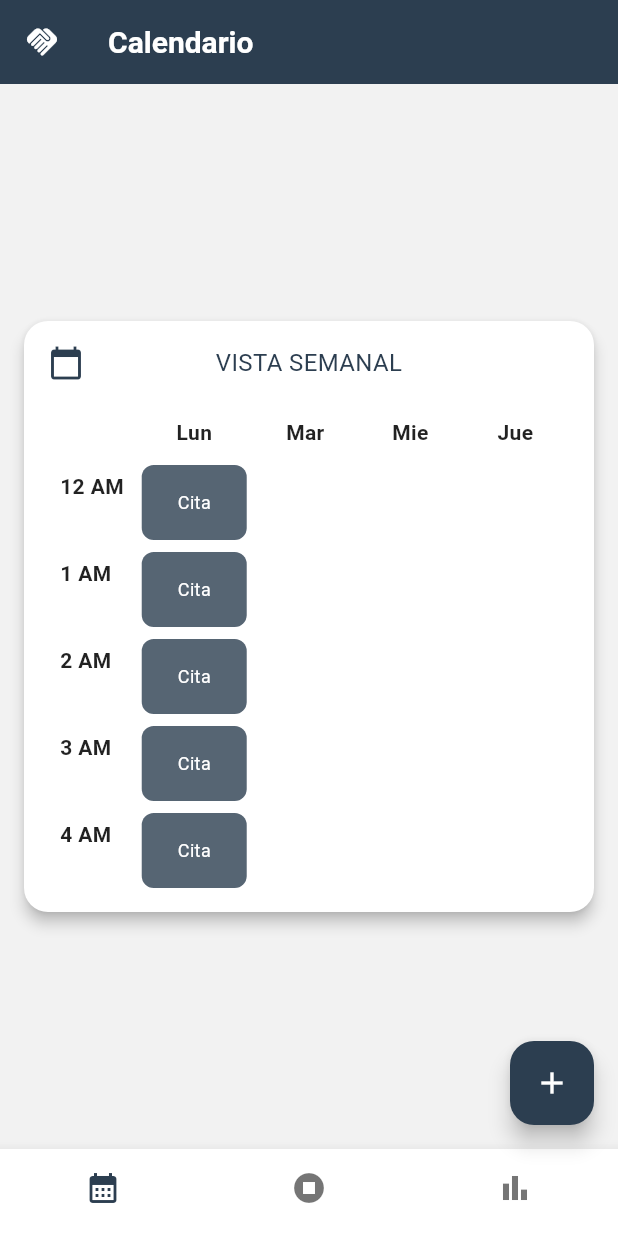
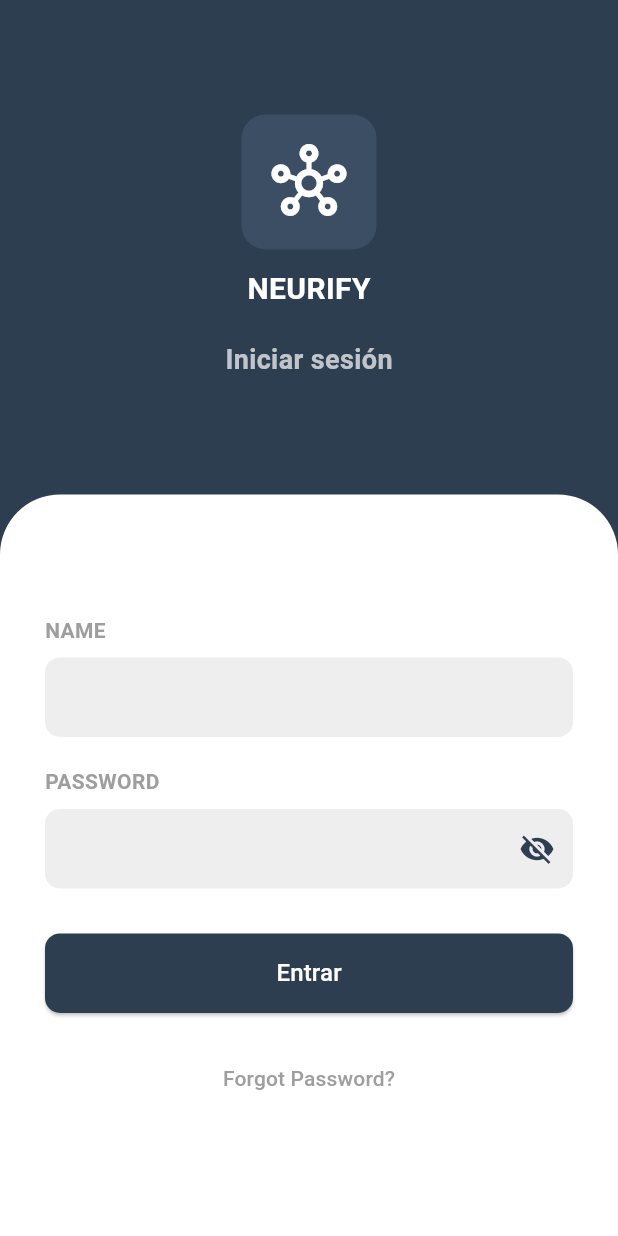
Before and after one commit to DianaCuriel/Neurify, a Flutter app: the screen it shows after launch, on a phone screen of 412 x 824 dp. Run offline on Flutter 3.47's test engine with Material 3 defaults, Android fonts, the light colour scheme and no system bars; our stand-ins replace shared_preferences.

Commit message:
login_completo
log in completo y con las funcionalidades de los botones y el recupear contraseña

```diff
--- /dev/null
+++ b/lib/login_screen.dart
@@ -0,0 +1,228 @@
+import 'package:flutter/material.dart';
+import 'package:shared_preferences/shared_preferences.dart';
+import '../Fijo/app_theme.dart';
+import '../Calendario.dart';
+import '../forgot_password_screen.dart';
+
+class LoginScreen extends StatefulWidget {
+  const LoginScreen({super.key});
+
+  @override
+  State<LoginScreen> createState() => _LoginScreenState();
+}
+
+class _LoginScreenState extends State<LoginScreen> {
+  final _formKey = GlobalKey<FormState>();
+  final TextEditingController _usernameController = TextEditingController();
+  final TextEditingController _passwordController = TextEditingController();
+
+  // --- 1. Añadimos una variable para controlar la visibilidad ---
+  bool _isPasswordVisible = false;
+
+  static const String _demoUser = 'isaac';
+  static const String _demoPass = '1234';
+
+  void _login() async {
+    // ... (el resto de tu lógica no cambia)
+    if (_formKey.currentState?.validate() ?? false) {
+      if (_usernameController.text == _demoUser &&
+          _passwordController.text == _demoPass) {
+        final prefs = await SharedPreferences.getInstance();
+        await prefs.setBool('isLoggedIn', true);
+
+        Navigator.of(context).pushReplacement(
+          MaterialPageRoute(builder: (context) => const CalendarioPage()),
+        );
+      } else {
+        ScaffoldMessenger.of(context).showSnackBar(
+          const SnackBar(
+            content: Text('Usuario o contraseña incorrectos'),
+            backgroundColor: Colors.redAccent,
+          ),
+        );
+      }
+    }
+  }
+
+  void _goToForgotPassword() {
+    Navigator.of(context).push(
+      MaterialPageRoute(builder: (context) => const ForgotPasswordScreen()),
+    );
+  }
+
+  @override
+  Widget build(BuildContext context) {
+    return Scaffold(
+      backgroundColor: AppTheme.primaryColor,
+      body: SingleChildScrollView(
+        child: ConstrainedBox(
+          constraints: BoxConstraints(
+            minHeight: MediaQuery.of(context).size.height,
+          ),
+          child: IntrinsicHeight(
+            child: SafeArea(
+              child: Column(
+                children: [
+                  // ... (La sección del logo y título no cambia)
+                  Expanded(
+                    flex: 2,
+                    child: Column(
+                      mainAxisAlignment: MainAxisAlignment.center,
+                      children: [
+                        Container(
+                          padding: const EdgeInsets.all(20),
+                          decoration: BoxDecoration(
+                            color: const Color(0xFF3B4E63),
+                            borderRadius: BorderRadius.circular(16),
+                          ),
+                          child: const Icon(
+                            Icons.hub_outlined,
+                            size: 50,
+                            color: Colors.white,
+                          ),
+                        ),
+                        const SizedBox(height: 12),
+                        const Text('NEURIFY', style: AppTheme.titleStyle),
+                        const SizedBox(height: 20),
+                        Text(
+                          'Iniciar sesión',
+                          style: AppTheme.titleStyle.copyWith(
+                            fontSize: 18,
+                            color: Colors.white.withOpacity(0.7),
+                          ),
+                        ),
+                      ],
+                    ),
+                  ),
+                  Expanded(
+                    flex: 3,
+                    child: Container(
+                      padding: const EdgeInsets.symmetric(
+                        horizontal: 30,
+                        vertical: 40,
+                      ),
+                      decoration: const BoxDecoration(
+                        color: AppTheme.caja,
+                        borderRadius: BorderRadius.only(
+                          topLeft: Radius.circular(40),
+                          topRight: Radius.circular(40),
+                        ),
+                      ),
+                      child: Form(
+                        key: _formKey,
+                        child: Column(
+                          crossAxisAlignment: CrossAxisAlignment.stretch,
+                          mainAxisAlignment: MainAxisAlignment.center,
+                          children: [
+                            // ... (El campo de NAME no cambia)
+                            const Text(
+                              'NAME',
+                              style: TextStyle(
+                                color: Colors.grey,
+                                fontWeight: FontWeight.bold,
+                              ),
+                            ),
+                            const SizedBox(height: 8),
+                            TextFormField(
+                              controller: _usernameController,
+                              textAlign: TextAlign.center,
+                              decoration: InputDecoration(
+                                filled: true,
+                                fillColor: Colors.grey[200],
+                                border: OutlineInputBorder(
+                                  borderRadius: BorderRadius.circular(10),
+                                  borderSide: BorderSide.none,
+                                ),
+                              ),
+                              validator:
+                                  (value) =>
+                                      (value == null || value.isEmpty)
+                                          ? 'Ingrese su nombre'
+                                          : null,
+                            ),
+                            const SizedBox(height: 20),
+                            const Text(
+                              'PASSWORD',
+                              style: TextStyle(
+                                color: Colors.grey,
+                                fontWeight: FontWeight.bold,
+                              ),
+                            ),
+                            const SizedBox(height: 8),
+
+                            // --- INICIO DE CAMBIOS EN EL CAMPO DE CONTRASEÑA ---
+                            TextFormField(
+                              controller: _passwordController,
+                              // 2. Vinculamos 'obscureText' a nuestra nueva variable
+                              obscureText: !_isPasswordVisible,
+                              textAlign: TextAlign.center,
+                              decoration: InputDecoration(
+                                filled: true,
+                                fillColor: Colors.grey[200],
+                                border: OutlineInputBorder(
+                                  borderRadius: BorderRadius.circular(10),
+                                  borderSide: BorderSide.none,
+                                ),
+                                // 3. Añadimos el IconButton para cambiar la visibilidad
+                                suffixIcon: IconButton(
+                                  icon: Icon(
+                                    // Cambia el ícono basado en el estado
+                                    _isPasswordVisible
+                                        ? Icons.visibility
+                                        : Icons.visibility_off,
+                                    color: AppTheme.primaryColor,
+                                  ),
+                                  onPressed: () {
+                                    // Actualiza el estado al ser presionado
+                                    setState(() {
+                                      _isPasswordVisible = !_isPasswordVisible;
+                                    });
+                                  },
+                                ),
+                              ),
+                              validator:
+                                  (value) =>
+                                      (value == null || value.isEmpty)
+                                          ? 'Ingrese su contraseña'
+                                          : null,
+                            ),
+
+                            // --- FIN DE CAMBIOS ---
+                            const SizedBox(height: 30),
+                            ElevatedButton(
+                              onPressed: _login,
+                              style: ElevatedButton.styleFrom(
+                                backgroundColor: AppTheme.primaryColor,
+                                padding: const EdgeInsets.symmetric(
+                                  vertical: 15,
+                                ),
+                                shape: RoundedRectangleBorder(
+                                  borderRadius: BorderRadius.circular(10),
+                                ),
+                              ),
+                              child: AppTheme.tituloBoton('Entrar'),
+                            ),
+                            const SizedBox(height: 20),
+                            Center(
+                              child: TextButton(
+                                onPressed: _goToForgotPassword,
+                                child: const Text(
+                                  'Forgot Password?',
+                                  style: TextStyle(color: Colors.grey),
+                                ),
+                              ),
+                            ),
+                          ],
+                        ),
+                      ),
+                    ),
+                  ),
+                ],
+              ),
+            ),
+          ),
+        ),
+      ),
+    );
+  }
+}
--- a/lib/main.dart
+++ b/lib/main.dart
@@ -1,22 +1,35 @@
 import 'package:flutter/material.dart';
-import 'package:neurify/Calendario.dart';
-// import 'home_page.dart';
+import 'package:shared_preferences/shared_preferences.dart'; // Importamos el paquete
+import 'Calendario.dart';
+import 'login_screen.dart';
 import 'Fijo/app_theme.dart';
 
-void main() {
-  runApp(const MyApp());
+void main() async {
+  // 1. Aseguramos que Flutter esté listo antes de continuar
+  WidgetsFlutterBinding.ensureInitialized();
+
+  // 2. Leemos del dispositivo si el usuario ya había iniciado sesión
+  final prefs = await SharedPreferences.getInstance();
+  final bool isLoggedIn = prefs.getBool('isLoggedIn') ?? false;
+
+  // 3. Pasamos esa información a la app
+  runApp(MyApp(isLoggedIn: isLoggedIn));
 }
 
 class MyApp extends StatelessWidget {
-  const MyApp({super.key});
+  final bool isLoggedIn;
+
+  // 4. Nuestro widget principal ahora recibe el estado de la sesión
+  const MyApp({super.key, required this.isLoggedIn});
 
   @override
   Widget build(BuildContext context) {
     return MaterialApp(
       debugShowCheckedModeBanner: false,
-      title: "Mi App",
-      theme: AppTheme.themeData, // 🌟 aquí aplicamos el tema
-      home: const CalendarioPage(),
+      title: "Neurify App",
+      theme: AppTheme.themeData,
+      // 5. Decidimos qué pantalla mostrar basado en si la sesión está activa
+      home: isLoggedIn ? const CalendarioPage() : const LoginScreen(),
     );
   }
 }
--- a/pubspec.yaml
+++ b/pubspec.yaml
@@ -31,6 +31,7 @@ dependencies:
   flutter:
     sdk: flutter
 
+  shared_preferences: ^2.2.3
   intl: ^0.19.0
 
   # The following adds the Cupertino Icons font to your application.
```
Also changed, not shown: lib/forgot_password_screen.dart (added, +104 -0 lines), pubspec.lock, 2 other files.
